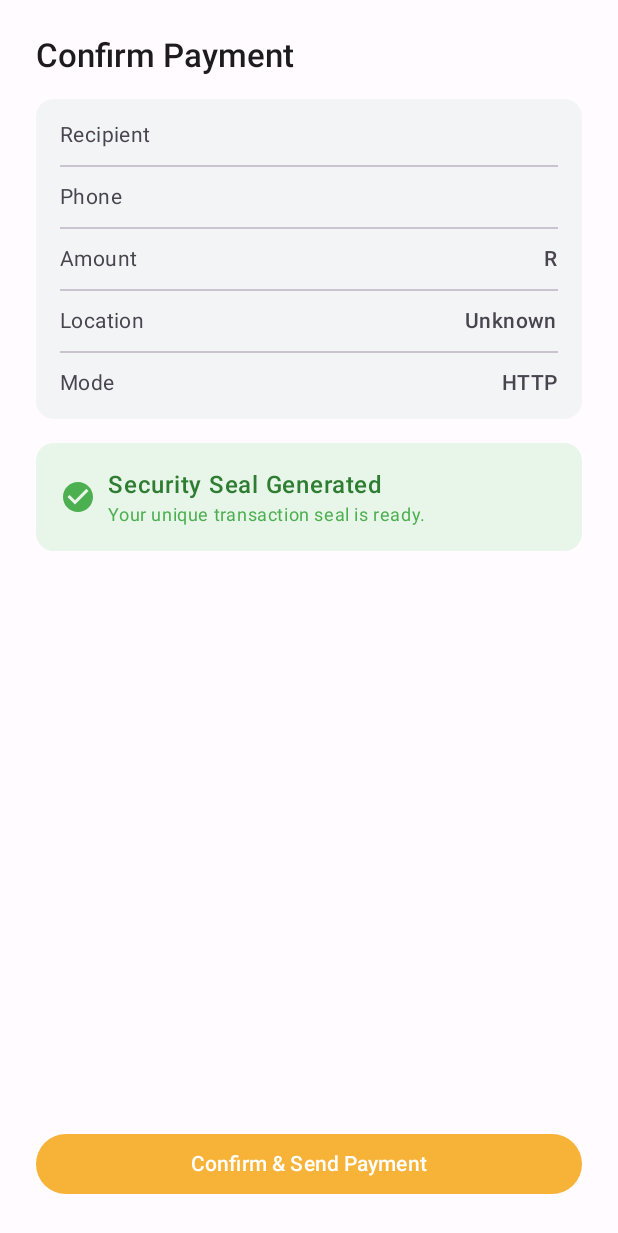
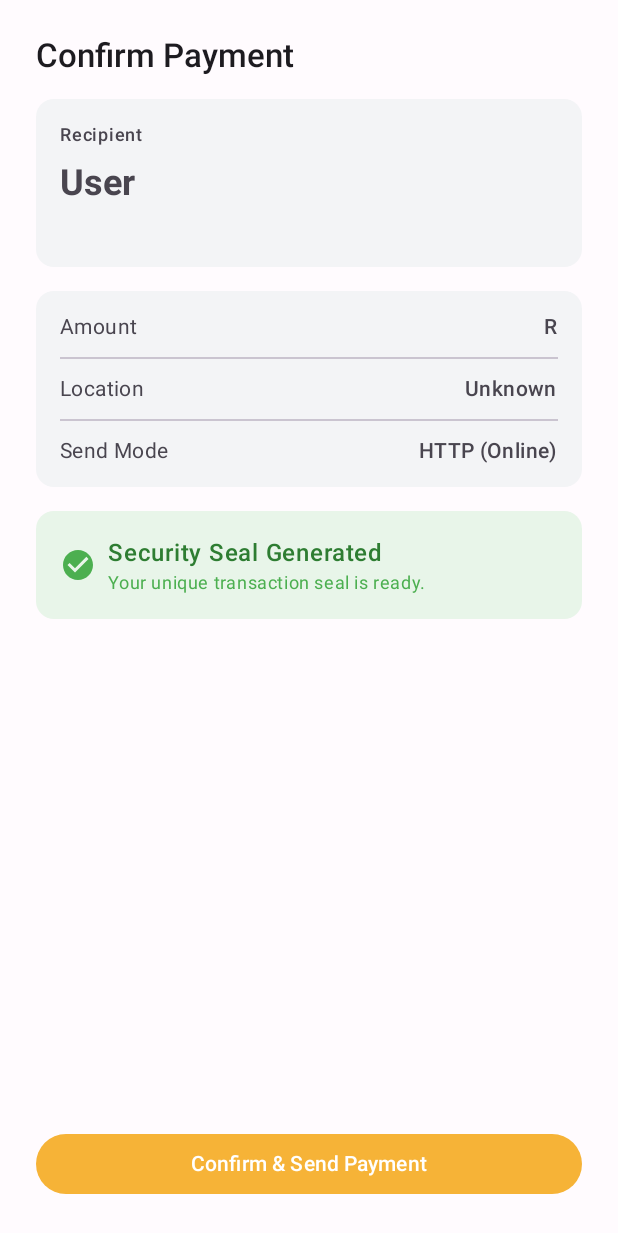
Before and after one commit to Nyasha-Shekede/mari_protocol, an Android app built with Jetpack Compose: the composable ConfirmationScreen called with empty values, on a phone screen of 412 x 824 dp. Shown: the top 1233 px of the screen. Run offline under Robolectric (Android 15) with nearby library versions, the phone set to English and light mode, and no system bars; 3 statements that could not run were skipped.

Commit message:
Wire up recipient lookup with online/offline flow
ONLINE MODE (HTTP):
- Query mari-server /api/users/lookup?phone=XXX
- Display verified recipient name with checkmark
- Show 'Verified' badge on confirmation screen

OFFLINE MODE (SMS):
- Skip API lookup (no internet available)
- Use phone number directly
- Show 'Offline' badge on confirmation screen

Implementation:
1. Created MariApiService (Retrofit interface)
2. Created RetrofitClient (API client singleton)
3. Updated SendViewModel.lookupRecipient(phone, isOnline)
   - Online: Calls API, shows verified name
   - Offline: Uses phone number, skips API
4. Enhanced ConfirmationScreen UI
   - Recipient card with verification status
   - Online: Green badge with checkmark
   - Offline: Gray badge with WiFi-off icon
   - Better visual hierarchy

Dependencies:
- Added Gson converter for Retrofit (user lookup API)
- Existing Retrofit/OkHttp already in place

Flow:
1. User enters phone number
2. User shakes phone (motion seal)
3. App checks if online
4. If online: Query API for recipient details
5. If offline: Skip API, use phone directly
6. Show confirmation with appropriate badge
7. User confirms and pays

This matches the UX doc: recipient lookup → confirmation → payment

```diff
--- a/mari-app/app/build.gradle.kts
+++ b/mari-app/app/build.gradle.kts
@@ -153,9 +153,10 @@ dependencies {
 
     // Removed zstd-jni; using GZIP for SMS compression to avoid JNI on Android
 
-    // Networking: Retrofit + OkHttp + Moshi
+    // Networking: Retrofit + OkHttp + Moshi + Gson
     implementation("com.squareup.retrofit2:retrofit:2.9.0")
     implementation("com.squareup.retrofit2:converter-moshi:2.9.0")
+    implementation("com.squareup.retrofit2:converter-gson:2.9.0") // For user lookup API
     implementation("com.squareup.okhttp3:okhttp:4.11.0")
     implementation("com.squareup.okhttp3:logging-interceptor:4.11.0")
 
--- a/mari-app/app/src/main/java/com/mari/mobile/ui/send/SendFlowScreen.kt
+++ b/mari-app/app/src/main/java/com/mari/mobile/ui/send/SendFlowScreen.kt
@@ -617,6 +617,8 @@ fun ConfirmationScreen(
     isLoading: Boolean,
     onConfirm: () -> Unit
 ) {
+    val isOnline = sendMode != "offline"
+
     Column(
         modifier = Modifier
             .fillMaxSize()
@@ -629,6 +631,83 @@ fun ConfirmationScreen(
             fontWeight = FontWeight.SemiBold
         )
 
+        // Recipient Card with verification status
+        Card(
+            modifier = Modifier.fillMaxWidth(),
+            colors = CardDefaults.cardColors(
+                containerColor = if (isOnline && recipientName != null && recipientName != "Unknown User")
+                    MaterialTheme.colorScheme.primaryContainer
+                else
+                    MaterialTheme.colorScheme.surfaceVariant
+            )
+        ) {
+            Column(
+                modifier = Modifier.padding(16.dp),
+                verticalArrangement = Arrangement.spacedBy(8.dp)
+            ) {
+                Row(
+                    modifier = Modifier.fillMaxWidth(),
+                    horizontalArrangement = Arrangement.SpaceBetween,
+                    verticalAlignment = Alignment.CenterVertically
+                ) {
+                    Text(
+                        text = "Recipient",
+                        style = MaterialTheme.typography.labelMedium,
+                        color = MaterialTheme.colorScheme.onSurfaceVariant
+                    )
+                    // Verification badge
+                    if (isOnline && recipientName != null && recipientName != "Unknown User") {
+                        Row(
+                            horizontalArrangement = Arrangement.spacedBy(4.dp),
+                            verticalAlignment = Alignment.CenterVertically
+                        ) {
+                            Icon(
+                                imageVector = Icons.Default.CheckCircle,
+                                contentDescription = "Verified",
+                                tint = MaterialTheme.colorScheme.primary,
+                                modifier = Modifier.size(16.dp)
+                            )
+                            Text(
+                                text = "Verified",
+                                style = MaterialTheme.typography.labelSmall,
+                                color = MaterialTheme.colorScheme.primary
+                            )
+                        }
+                    } else if (!isOnline) {
+                        Row(
+                            horizontalArrangement = Arrangement.spacedBy(4.dp),
+                            verticalAlignment = Alignment.CenterVertically
+                        ) {
+                            Icon(
+                                imageVector = Icons.Default.WifiOff,
+                                contentDescription = "Offline",
+                                tint = MaterialTheme.colorScheme.onSurfaceVariant,
+                                modifier = Modifier.size(16.dp)
+                            )
+                            Text(
+                                text = "Offline",
+                                style = MaterialTheme.typography.labelSmall,
+                                color = MaterialTheme.colorScheme.onSurfaceVariant
+                            )
+                        }
+                    }
+                }
+
+                Text(
+                    text = recipientName ?: "User $recipient",
+                    style = MaterialTheme.typography.headlineSmall,
+                    fontWeight = FontWeight.Bold
+                )
+
+                Text(
+                    text = recipient,
+                    style = MaterialTheme.typography.bodyMedium,
+                    color = MaterialTheme.colorScheme.onSurfaceVariant
+                )
+            }
+        }
+
+        // Transaction Details Card
         Card(
             modifier = Modifier.fillMaxWidth(),
             colors = CardDefaults.cardColors(
@@ -639,10 +718,6 @@ fun ConfirmationScreen(
                 modifier = Modifier.padding(16.dp),
                 verticalArrangement = Arrangement.spacedBy(12.dp)
             ) {
-                DetailRow(label = "Recipient", value = recipientName ?: recipient)
-                Divider()
-                DetailRow(label = "Phone", value = recipient)
-                Divider()
                 DetailRow(label = "Amount", value = "R${amount}")
                 Divider()
                 DetailRow(
@@ -650,7 +725,10 @@ fun ConfirmationScreen(
                     value = location?.let { "${String.format("%.4f", it.lat)}, ${String.format("%.4f", it.lng)}" } ?: "Unknown"
                 )
                 Divider()
-                DetailRow(label = "Mode", value = if (sendMode == "offline") "SMS" else "HTTP")
+                DetailRow(
+                    label = "Send Mode",
+                    value = if (sendMode == "offline") "SMS (Offline)" else "HTTP (Online)"
+                )
             }
         }
 
```
